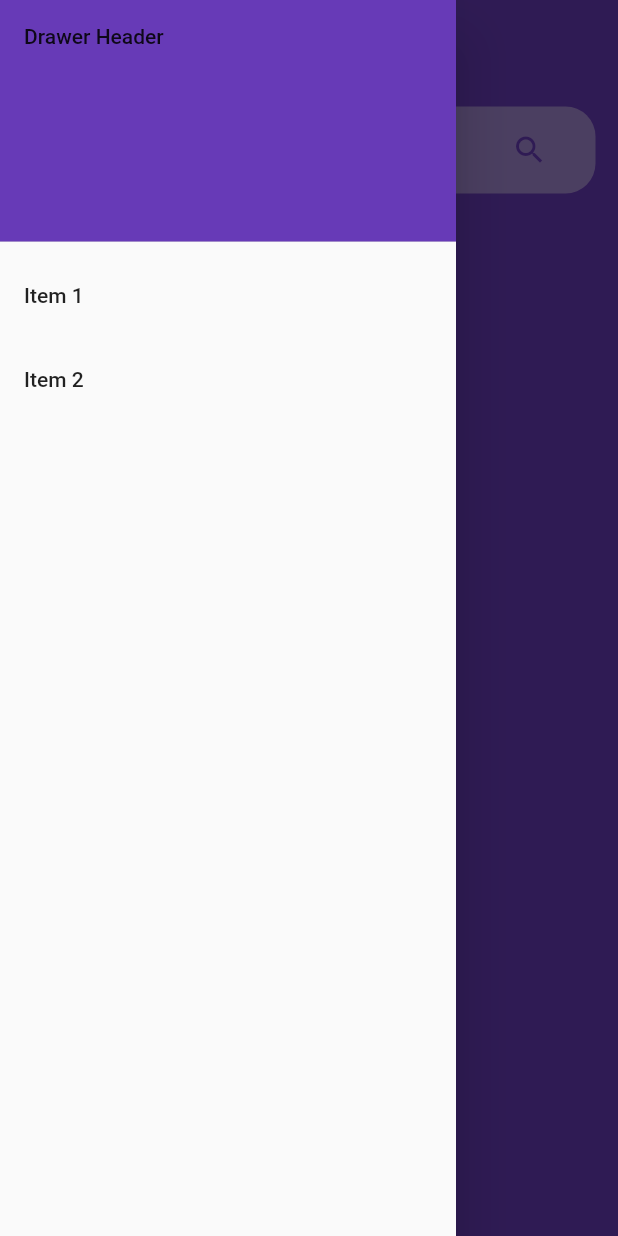
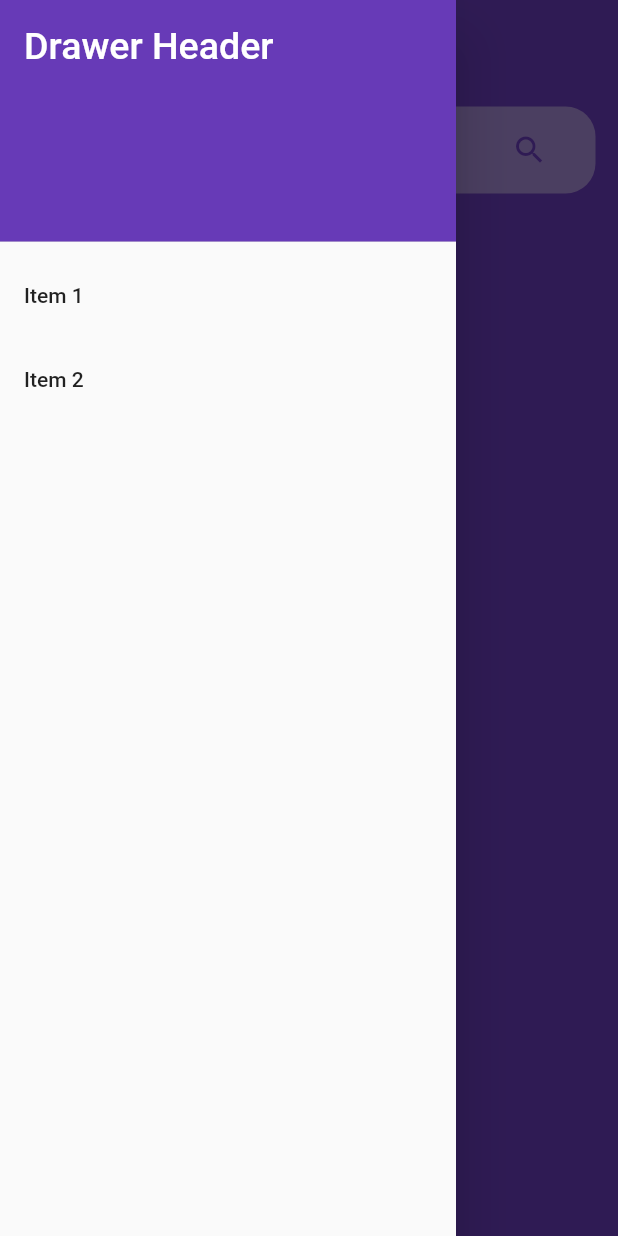
Before and after one commit to RafaelAndrade0/Anime-Search, a Flutter app: the Homepage screen opened directly, with the side drawer open, on a phone screen of 412 x 824 dp. Run offline on Flutter 3.47's test engine with Material 2 defaults, Android fonts, the phone set to English and light mode, and no system bars; our stand-ins replace auto_route, bloc, dartz, firebase_auth, flushbar, flutter_bloc and 6 more; missing offline and left inert: flutter_auth_buttons; accounts and stored records are empty; generated files the repository leaves out were written again.

```diff
--- a/lib/presentation/core/app_core.dart
+++ b/lib/presentation/core/app_core.dart
@@ -22,7 +22,7 @@ class AppCore extends StatelessWidget {
           inputDecorationTheme: InputDecorationTheme(
               enabledBorder: InputBorder.none,
               focusedBorder: InputBorder.none,
-              hintStyle: TextStyle(color: Colors.white)
+              hintStyle: const TextStyle(color: Colors.white)
               // border: OutlineInputBorder(
               //   borderRadius: BorderRadius.circular(8),
               // ),
--- a/lib/presentation/home/home_page.dart
+++ b/lib/presentation/home/home_page.dart
@@ -3,7 +3,6 @@ import 'package:anime_search/injection.dart';
 import 'package:anime_search/presentation/home/widgets/build_anime_initial.dart';
 import 'package:anime_search/presentation/home/widgets/build_anime_loaded.dart';
 import 'package:anime_search/presentation/loader/loader.dart';
-import 'package:anime_search/presentation/widgets/gradient_app_bar.dart';
 import 'package:flutter/material.dart';
 import 'package:flutter_bloc/flutter_bloc.dart';
 
@@ -15,7 +14,23 @@ class Homepage extends StatelessWidget {
       appBar: AppBar(
         backgroundColor: Colors.deepPurple,
         elevation: 0,
-        title: const Text('Anime Search'),
+        title: Row(
+          children: <Widget>[
+            Text(
+              'Anime',
+              style: TextStyle(
+                fontWeight: FontWeight.w700,
+                fontSize: 25,
+              ),
+            ),
+            const Text(
+              'Search',
+              style: TextStyle(
+                fontWeight: FontWeight.w300,
+              ),
+            )
+          ],
+        ),
       ),
       // appBar: GradientAppBar(
       //   title: 'Anime Search',
@@ -30,21 +45,21 @@ class Homepage extends StatelessWidget {
               decoration: BoxDecoration(
                 color: Colors.deepPurple,
               ),
-              child: const Text('Drawer Header'),
+              child: const Text(
+                'Drawer Header',
+                style: TextStyle(
+                  color: Colors.white,
+                  fontSize: 25,
+                ),
+              ),
             ),
             ListTile(
               title: const Text('Item 1'),
-              onTap: () {
-                // Update the state of the app.
-                // ...
-              },
+              onTap: () {},
             ),
             ListTile(
               title: const Text('Item 2'),
-              onTap: () {
-                // Update the state of the app.
-                // ...
-              },
+              onTap: () {},
             ),
           ],
         ),
--- a/lib/presentation/home/widgets/build_anime_initial.dart
+++ b/lib/presentation/home/widgets/build_anime_initial.dart
@@ -15,9 +15,8 @@ class BuildAnimeInitial extends StatelessWidget {
             borderRadius: BorderRadius.circular(20),
           ),
           child: TextField(
-            onSubmitted: (value) => context
-                .bloc<AnimeBloc>()
-                .add(const AnimeEvent.getAnime('attack on titan')),
+            onSubmitted: (value) =>
+                context.bloc<AnimeBloc>().add(AnimeEvent.getAnime(value)),
             textInputAction: TextInputAction.search,
             style: const TextStyle(
               color: Colors.white,
--- a/lib/presentation/sign_in/widgets/sign_in_form.dart
+++ b/lib/presentation/sign_in/widgets/sign_in_form.dart
@@ -1,5 +1,7 @@
 import 'package:anime_search/application/auth/sign_in_form/sign_in_form_bloc.dart';
 import 'package:anime_search/presentation/loader/loader.dart';
+import 'package:anime_search/presentation/routes/router.gr.dart';
+import 'package:auto_route/auto_route.dart';
 import 'package:flushbar/flushbar.dart';
 import 'package:flutter/material.dart';
 import 'package:flutter_auth_buttons/flutter_auth_buttons.dart';
@@ -31,7 +33,7 @@ class SignInForm extends StatelessWidget {
               duration: const Duration(seconds: 4),
             ).show(context);
           }, (r) {
-            // Navigate
+            ExtendedNavigator.of(context).pushReplacementNamed(Routes.homepage);
           }),
         );
       },
```
Also changed, not shown: lib/presentation/home/widgets/build_anime_loaded.dart (+48 -46 lines).
